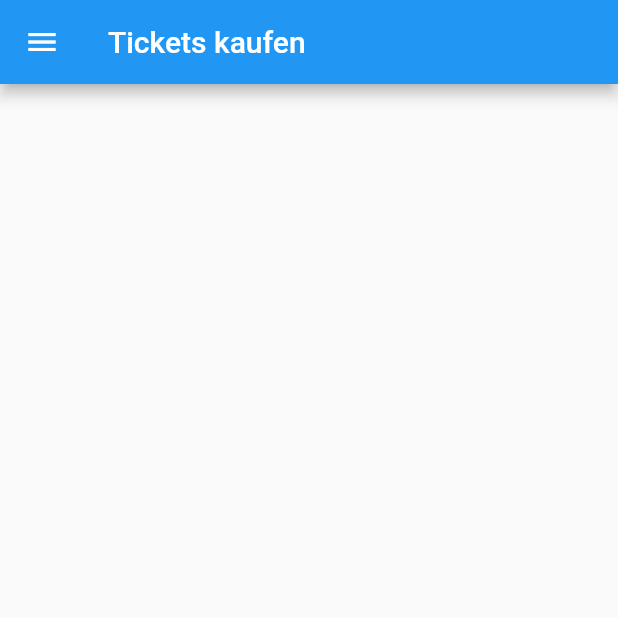
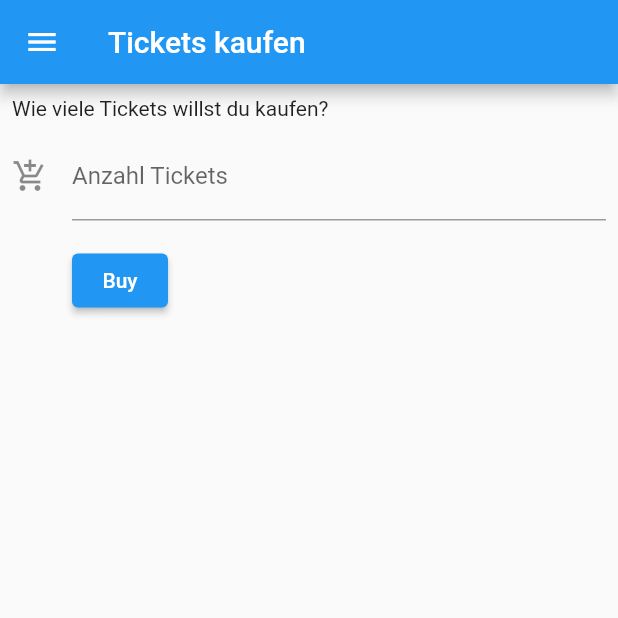
Before and after one commit to DustinHolm/lottery_app, a Flutter app: the TicketsBuyPage screen opened by its route, on a phone screen of 412 x 824 dp, the top half of it. Run offline on Flutter 3.47's test engine with Material 2 defaults, Android fonts, the phone set to English and light mode, and no system bars.

Commit message:
basic ticketsBuyPage

```diff
--- a/lib/pages/tickets_buy_page.dart
+++ b/lib/pages/tickets_buy_page.dart
@@ -1,5 +1,57 @@
 import 'package:flutter/material.dart';
+import 'package:flutter/services.dart';
 import 'package:lottery_app/sidebar.dart';
+
+class TicketsBuyForm extends StatefulWidget {
+  @override
+  TicketsBuyFormState createState() {
+    return TicketsBuyFormState();
+  }
+}
+
+Widget numberFormField(TextEditingController controller, Icon icon) =>
+    TextFormField(
+        controller: controller,
+        keyboardType: TextInputType.number,
+        inputFormatters: <TextInputFormatter>[
+          FilteringTextInputFormatter.allow(RegExp(r'[0-9]')),
+        ],
+        decoration: InputDecoration(labelText: "Anzahl Tickets", icon: icon));
+
+class TicketsBuyFormState extends State<TicketsBuyForm> {
+  var numTicketsController = new TextEditingController();
+
+  @override
+  Widget build(BuildContext context) {
+    return Form(
+      child: Column(
+        crossAxisAlignment: CrossAxisAlignment.start,
+        children: <Widget>[
+          Padding(
+            padding: const EdgeInsets.fromLTRB(0.0, 0.0, 0.0, 8.0),
+            child: Text("Wie viele Tickets willst du kaufen?"),
+          ),
+          numberFormField(numTicketsController, Icon(Icons.add_shopping_cart)),
+          Padding(
+            padding: const EdgeInsets.fromLTRB(40.0, 16.0, 0.0, 0.0),
+            child: ElevatedButton(
+              onPressed: () {
+                print('buying ${numTicketsController.text} tickets');
+              },
+              child: Text('Buy'),
+            ),
+          ),
+        ],
+      ),
+    );
+  }
+
+  @override
+  void dispose() {
+    numTicketsController.dispose();
+    super.dispose();
+  }
+}
 
 class TicketsBuyPage extends StatefulWidget {
   TicketsBuyPage({Key? key}) : super(key: key);
@@ -17,6 +69,10 @@ class _TicketsBuyPageState extends State<TicketsBuyPage> {
       appBar: AppBar(
         title: Text(widget.titel),
       ),
+      body: Padding(
+        padding: const EdgeInsets.all(8.0),
+        child: TicketsBuyForm(),
+      ),
     );
   }
 }
```
Also changed, not shown: lib/sidebar.dart (+5 -18 lines).
